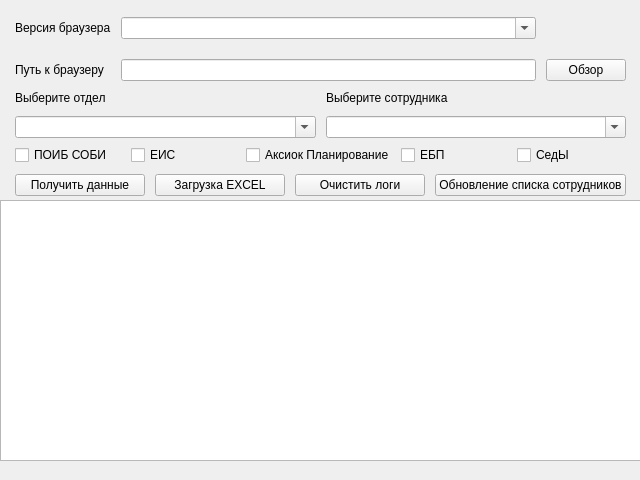
Ara-Bog/KingMatrixDesk, file interfaces/MainWindow.ui: the form before one commit.
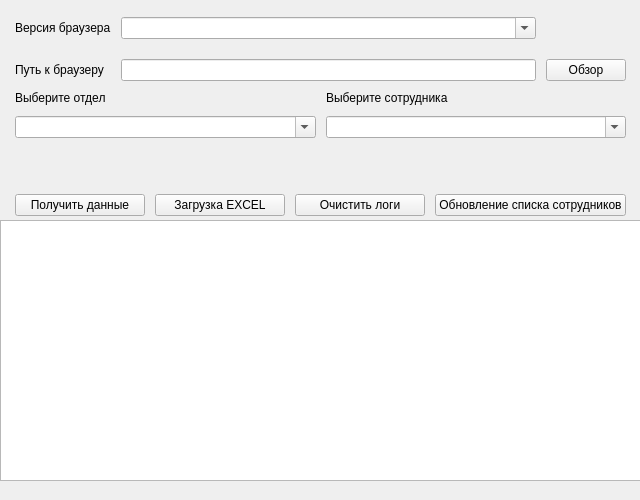
The form after the commit.

Commit message: - debug; + автоформат checkbox

Patch:
```diff
--- a/interfaces/MainWindow.ui
+++ b/interfaces/MainWindow.ui
@@ -7,7 +7,7 @@
     <x>0</x>
     <y>0</y>
     <width>640</width>
-    <height>480</height>
+    <height>500</height>
    </rect>
   </property>
   <property name="minimumSize">
@@ -19,7 +19,7 @@
   <property name="maximumSize">
    <size>
     <width>640</width>
-    <height>480</height>
+    <height>500</height>
    </size>
   </property>
   <property name="windowTitle">
@@ -123,7 +123,7 @@
       <x>0</x>
       <y>140</y>
       <width>641</width>
-      <height>31</height>
+      <height>51</height>
      </rect>
     </property>
     <layout class="QGridLayout" name="gridLayout">
@@ -133,63 +133,13 @@
      <property name="rightMargin">
       <number>15</number>
      </property>
-     <item row="0" column="1">
-      <widget class="QCheckBox" name="checkerEis">
-       <property name="cursor">
-        <cursorShape>PointingHandCursor</cursorShape>
-       </property>
-       <property name="text">
-        <string>ЕИС</string>
-       </property>
-      </widget>
-     </item>
-     <item row="0" column="2">
-      <widget class="QCheckBox" name="checkerAxiok">
-       <property name="cursor">
-        <cursorShape>PointingHandCursor</cursorShape>
-       </property>
-       <property name="text">
-        <string>Аксиок Планирование</string>
-       </property>
-      </widget>
-     </item>
-     <item row="0" column="4">
-      <widget class="QCheckBox" name="checkerSeds">
-       <property name="cursor">
-        <cursorShape>PointingHandCursor</cursorShape>
-       </property>
-       <property name="text">
-        <string>СедЫ</string>
-       </property>
-      </widget>
-     </item>
-     <item row="0" column="0">
-      <widget class="QCheckBox" name="checkerPoib">
-       <property name="cursor">
-        <cursorShape>PointingHandCursor</cursorShape>
-       </property>
-       <property name="text">
-        <string>ПОИБ СОБИ</string>
-       </property>
-      </widget>
-     </item>
-     <item row="0" column="3">
-      <widget class="QCheckBox" name="checkerEBP">
-       <property name="cursor">
-        <cursorShape>PointingHandCursor</cursorShape>
-       </property>
-       <property name="text">
-        <string>ЕБП</string>
-       </property>
-      </widget>
-     </item>
     </layout>
    </widget>
    <widget class="QTreeView" name="outView">
     <property name="geometry">
      <rect>
       <x>0</x>
-      <y>200</y>
+      <y>220</y>
       <width>641</width>
       <height>261</height>
      </rect>
@@ -211,7 +161,7 @@
     <property name="geometry">
      <rect>
       <x>0</x>
-      <y>170</y>
+      <y>190</y>
       <width>641</width>
       <height>31</height>
      </rect>
```
Left out of the diff: 5 changed lines with no effect on the pictures. The commit also changes 3 other files.
